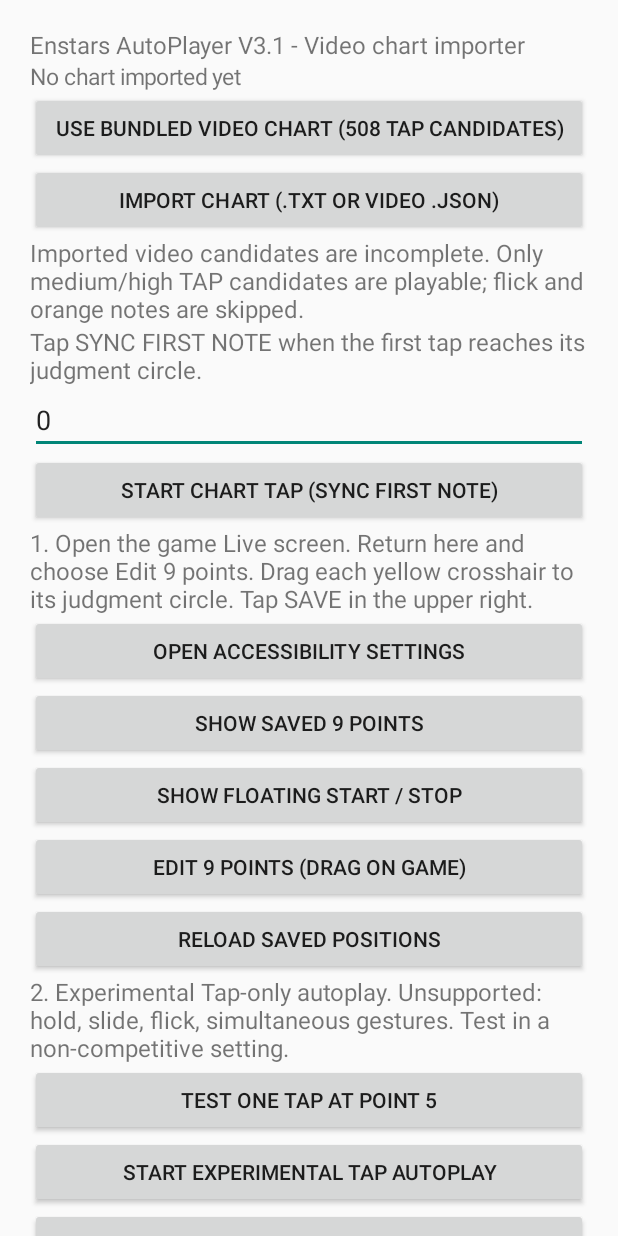
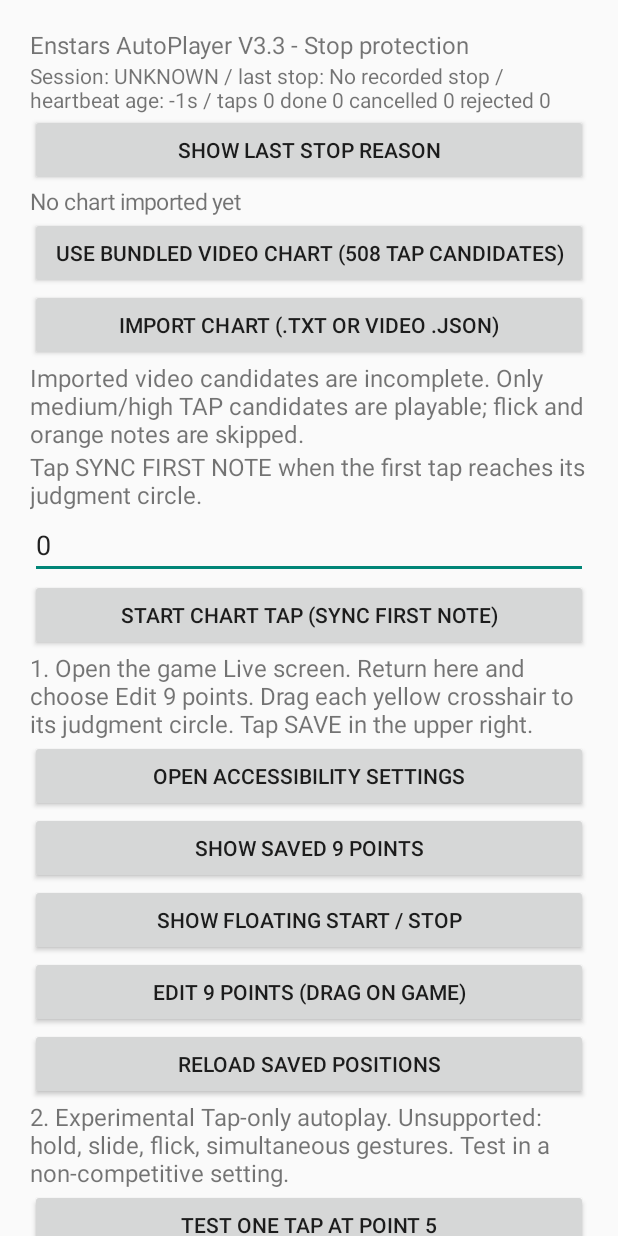
Before and after one commit to kurohako/EnstarsAutoPlayer, an Android app: the screen it shows after launch (MainActivity), on a phone screen of 412 x 824 dp. Run offline under Robolectric (Android 15) with nearby library versions, the phone set to English and light mode, and no system bars.

Commit message:
Expose service stop reason and last playback heartbeat in Android app UI

```diff
--- a/app/src/main/java/com/enstars/autoplayer/MainActivity.kt
+++ b/app/src/main/java/com/enstars/autoplayer/MainActivity.kt
@@ -49,7 +49,25 @@ class MainActivity:Activity(){
    return s
   }
 
-  label("Enstars AutoPlayer V3.1 - Video chart importer")
+  label("Enstars AutoPlayer V3.3 - Stop protection")
+  val sessionText=TextView(this).apply{textSize=14f}
+  root.addView(sessionText)
+  fun refreshSessionInfo(){
+   val p=getSharedPreferences("sessionDiagnostics",MODE_PRIVATE)
+   val reason=p.getString("lastEndReason","No recorded stop")
+   val state=p.getString("state","UNKNOWN")
+   val taps=p.getInt("taps",0)
+   val completed=p.getInt("completed",0)
+   val cancelled=p.getInt("cancelled",0)
+   val rejected=p.getInt("rejected",0)
+   val last=p.getLong("heartbeatAt",0L)
+   val age=if(last>0)(System.currentTimeMillis()-last)/1000 else -1L
+   sessionText.text="Session: "+state+" / last stop: "+reason+
+    " / heartbeat age: "+age+"s / taps "+taps+
+    " done "+completed+" cancelled "+cancelled+" rejected "+rejected
+  }
+  button("SHOW LAST STOP REASON"){refreshSessionInfo()}
+  refreshSessionInfo()
   chartInfo=TextView(this).apply{text="No chart imported yet";textSize=15f}
   root.addView(chartInfo)
   button("USE BUNDLED VIDEO CHART (508 TAP candidates)"){
```
